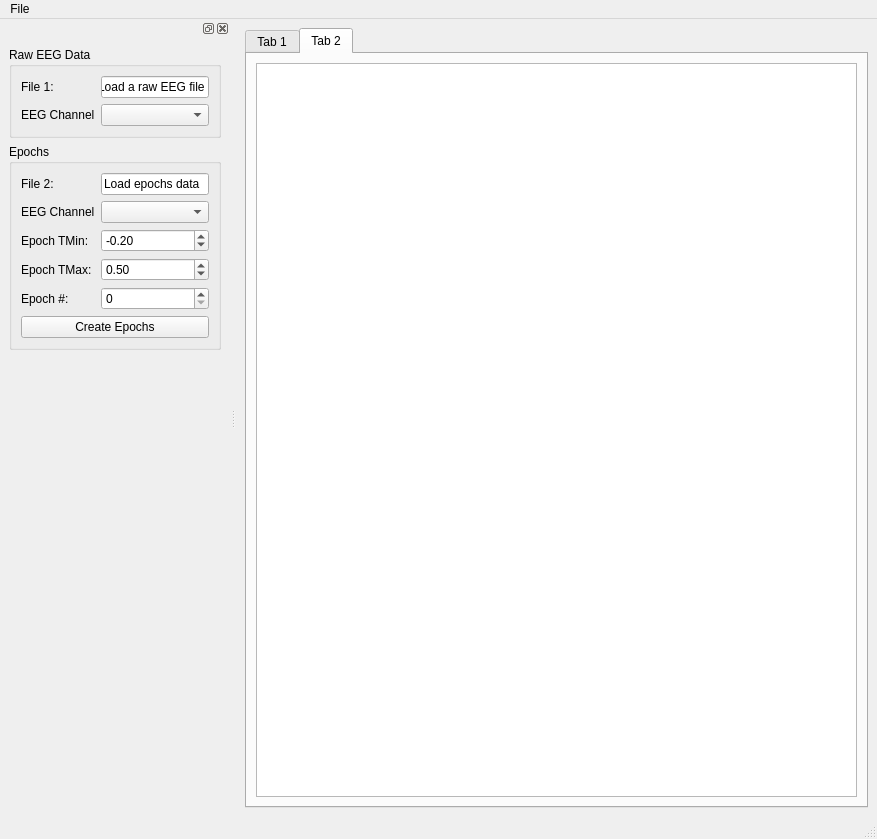
Before: the Qt Designer form EEGViewer.ui in chrismullins/EEGViewer, drawn with Qt 5.
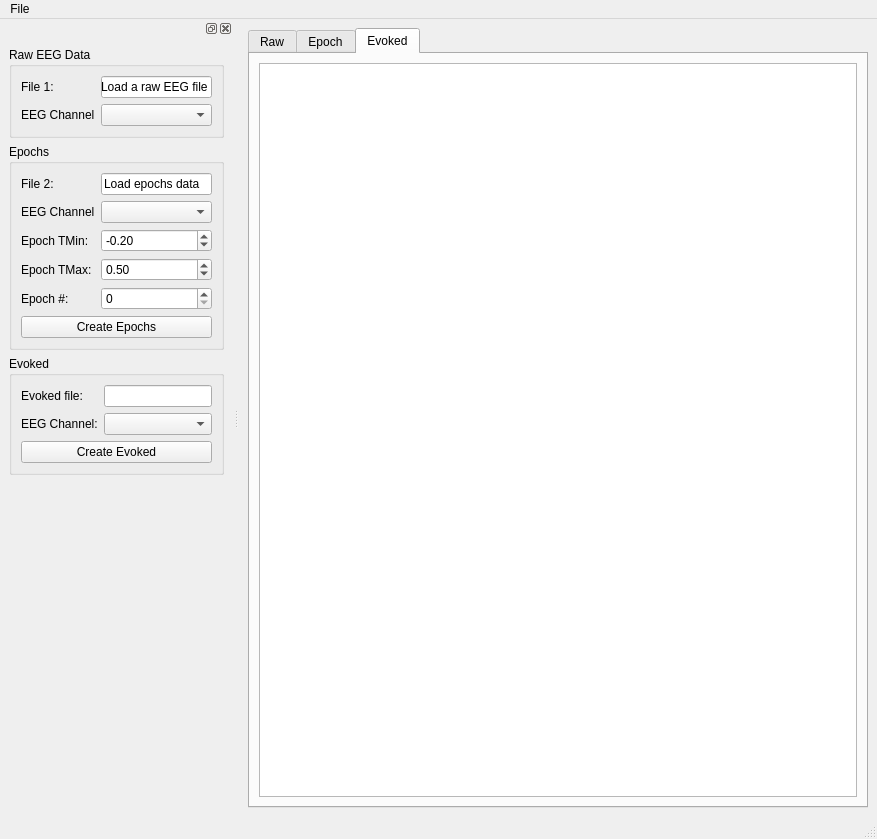
After: the same form once the commit is applied. Custom widgets are drawn as their Qt base class.

Commit message: Begin evoked calculations

Diff of the .ui file:
```diff
--- a/EEGViewer.ui
+++ b/EEGViewer.ui
@@ -18,11 +18,11 @@
     <item row="0" column="0">
      <widget class="QTabWidget" name="tabWidget">
       <property name="currentIndex">
-       <number>1</number>
+       <number>2</number>
       </property>
       <widget class="QWidget" name="tab">
        <attribute name="title">
-        <string>Tab 1</string>
+        <string>Raw</string>
        </attribute>
        <layout class="QGridLayout" name="gridLayout_3">
         <item row="0" column="0">
@@ -32,7 +32,7 @@
       </widget>
       <widget class="QWidget" name="tab_2">
        <attribute name="title">
-        <string>Tab 2</string>
+        <string>Epoch</string>
        </attribute>
        <layout class="QGridLayout" name="gridLayout_8">
         <item row="0" column="0">
@@ -40,6 +40,16 @@
         </item>
        </layout>
       </widget>
+      <widget class="QWidget" name="tab_3">
+       <attribute name="title">
+        <string>Evoked</string>
+       </attribute>
+       <layout class="QGridLayout" name="gridLayout_9">
+        <item row="0" column="0">
+         <widget class="GraphicsLayoutWidget" name="graphicsView_3"/>
+        </item>
+       </layout>
+      </widget>
      </widget>
     </item>
    </layout>
@@ -69,7 +79,7 @@
    </attribute>
    <widget class="QWidget" name="dockWidgetContents">
     <layout class="QGridLayout" name="gridLayout_4">
-     <item row="2" column="0">
+     <item row="3" column="0">
       <spacer name="verticalSpacer">
        <property name="orientation">
         <enum>Qt::Vertical</enum>
@@ -231,6 +241,42 @@
        </layout>
       </widget>
      </item>
+     <item row="2" column="0">
+      <widget class="QGroupBox" name="groupBox">
+       <property name="title">
+        <string>Evoked</string>
+       </property>
+       <layout class="QGridLayout" name="gridLayout_10">
+        <item row="0" column="0">
+         <widget class="QLabel" name="label_2">
+          <property name="text">
+           <string>Evoked file:</string>
+          </property>
+         </widget>
+        </item>
+        <item row="0" column="1">
+         <widget class="QLineEdit" name="lineEdit"/>
+        </item>
+        <item row="1" column="0">
+         <widget class="QLabel" name="label_4">
+          <property name="text">
+           <string>EEG Channel:</string>
+          </property>
+         </widget>
+        </item>
+        <item row="1" column="1">
+         <widget class="QComboBox" name="evoked_channel_combo_box"/>
+        </item>
+        <item row="2" column="0" colspan="2">
+         <widget class="QPushButton" name="create_evoked_button">
+          <property name="text">
+           <string>Create Evoked</string>
+          </property>
+         </widget>
+        </item>
+       </layout>
+      </widget>
+     </item>
     </layout>
    </widget>
   </widget>
```
The commit also changes 2 other files.
